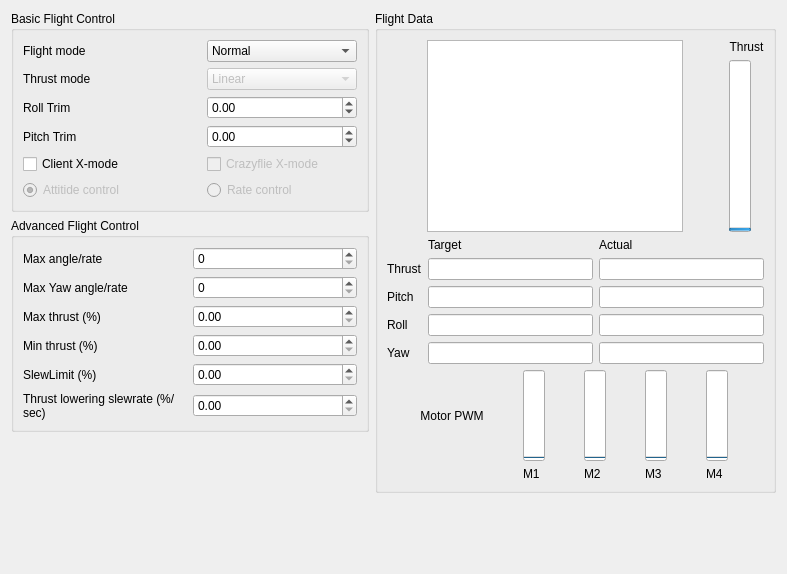
Qt form lib/cfclient/ui/tabs/flightTab.ui (bitcraze/crazyflie-clients-python) before a commit.
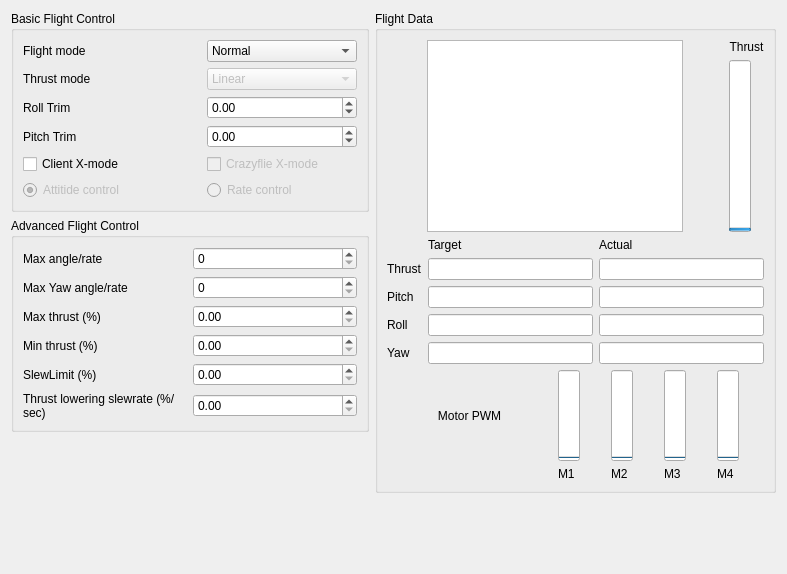
The same form after that commit.

Commit message: show emergency stop toggled state in the UI. Closes #45

The edit to the form file:
```diff
--- a/lib/cfclient/ui/tabs/flightTab.ui
+++ b/lib/cfclient/ui/tabs/flightTab.ui
@@ -575,12 +575,21 @@
           </item>
           <item row="0" column="0">
            <widget class="QLabel" name="label_24">
+            <property name="enabled">
+             <bool>true</bool>
+            </property>
             <property name="sizePolicy">
              <sizepolicy hsizetype="Fixed" vsizetype="Preferred">
               <horstretch>0</horstretch>
               <verstretch>0</verstretch>
              </sizepolicy>
             </property>
+            <property name="minimumSize">
+             <size>
+              <width>115</width>
+              <height>0</height>
+             </size>
+            </property>
             <property name="text">
              <string>Motor PWM</string>
             </property>
```
Left out of the diff: 28 changed lines with no effect on the pictures. The commit also changes 2 other files.
